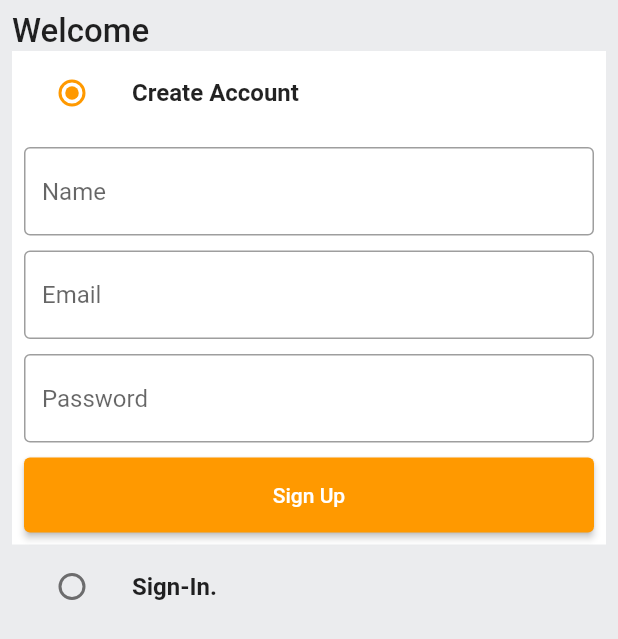
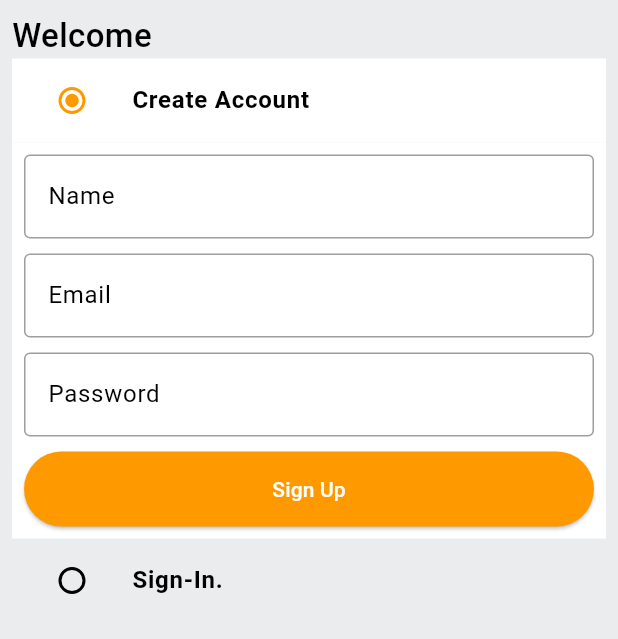
Before and after one commit to 217013277/flutter_amazon_clone, a Flutter app: the screen it shows after launch, on a phone screen of 412 x 824 dp. Shown: the top 639 px of the screen. Run offline on Flutter 3.47's test engine with Material 2 defaults, Android fonts, the phone set to English and light mode, and no system bars; our stand-ins replace badges, carousel_slider, charts_flutter_new, dotted_border, file_picker, flutter_rating_bar and 1 more; missing offline and left inert: cloudinary_public, pay.

```diff
--- a/lib/common/widgets/custom_button.dart
+++ b/lib/common/widgets/custom_button.dart
@@ -1,4 +1,5 @@
 import 'package:flutter/material.dart';
+import 'package:flutter_amazon_clone/constants/global_variables.dart';
 
 class CustomButton extends StatelessWidget {
   final String text;
@@ -13,7 +14,7 @@ class CustomButton extends StatelessWidget {
       onPressed: onTap,
       style: ElevatedButton.styleFrom(
         minimumSize: const Size(double.infinity, 50),
-        backgroundColor: color,
+        backgroundColor: color ?? GlobalVariables.secondaryColor,
       ),
       child: Text(
         text,
--- a/lib/features/address/services/address_services.dart
+++ b/lib/features/address/services/address_services.dart
@@ -1,5 +1,4 @@
 import 'dart:convert';
-import 'dart:io';
 
 import 'package:flutter/material.dart';
 import 'package:http/http.dart' as http;
--- a/lib/main.dart
+++ b/lib/main.dart
@@ -47,6 +47,7 @@ class _MyAppState extends State<MyApp> {
           elevation: 0,
           iconTheme: IconThemeData(color: Colors.black),
         ),
+        useMaterial3: true,
       ),
       onGenerateRoute: (settings) => generatedRoute(settings),
       home: Provider.of<UserProvider>(context).user.token.isNotEmpty
```
